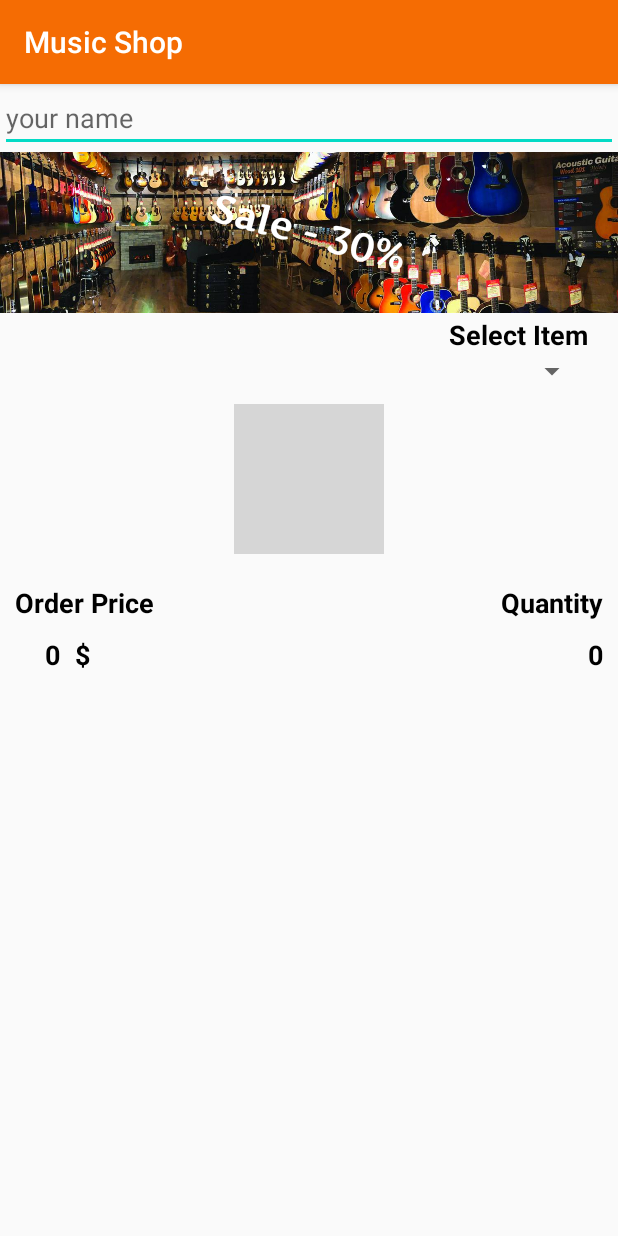
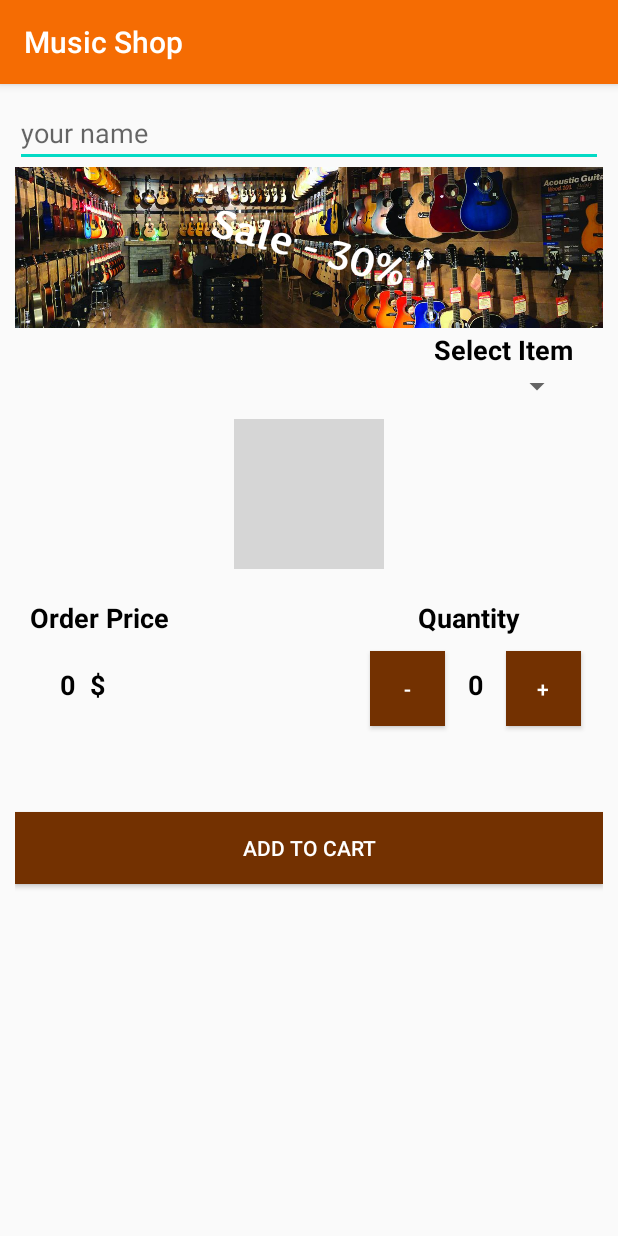
Before and after one commit to 1goresha/AndroidKotlin, an Android app: the screen it shows after launch (MainActivity), on a phone screen of 412 x 824 dp. Run offline under Robolectric (Android 15) with nearby library versions, the phone set to English and light mode, and no system bars; grey boxes are pictures that could not be loaded.

Commit message:
update music shop app

```diff
--- a/MusicShop/app/src/main/res/layout/activity_main.xml
+++ b/MusicShop/app/src/main/res/layout/activity_main.xml
@@ -5,7 +5,8 @@
     android:layout_width="match_parent"
     android:layout_height="match_parent"
     android:orientation="vertical"
-    tools:context=".MainActivity">
+    tools:context=".MainActivity"
+    android:layout_margin="10dp">
 
     <EditText
         android:id="@+id/editText2"
@@ -94,7 +95,7 @@
             android:layout_height="wrap_content"
             android:layout_below="@id/orderPriceText"
             android:layout_marginStart="30dp"
-            android:layout_marginTop="10dp"
+            android:layout_marginTop="20dp"
             android:text="0"
             android:textColor="@android:color/black"
             android:textSize="18dp"
@@ -106,7 +107,7 @@
             android:layout_height="wrap_content"
             android:layout_below="@id/orderPriceText"
             android:layout_marginStart="10dp"
-            android:layout_marginTop="10dp"
+            android:layout_marginTop="20dp"
             android:layout_toRightOf="@id/сurrencyText"
             android:text="$"
             android:textColor="@android:color/black"
@@ -119,11 +120,23 @@
             android:layout_height="wrap_content"
             android:layout_alignParentEnd="true"
             android:layout_marginTop="10dp"
-            android:layout_marginRight="10dp"
+            android:layout_marginEnd="55dp"
             android:text="Quantity"
             android:textColor="@android:color/black"
             android:textSize="18dp"
             android:textStyle="bold" />
+
+        <Button
+            android:layout_alignStart="@id/quantityCountText"
+            android:layout_below="@id/quantityText"
+            android:layout_toEndOf="@id/quantityCountText"
+            android:layout_marginStart="25dp"
+            android:layout_marginTop="10dp"
+            android:layout_width="50dp"
+            android:layout_height="50dp"
+            android:text="+"
+            android:textColor="@android:color/white"
+            android:background="@color/colorPrimaryDark"/>
 
         <TextView
             android:id="@+id/quantityCountText"
@@ -131,14 +144,34 @@
             android:layout_width="wrap_content"
             android:layout_height="wrap_content"
             android:layout_alignParentEnd="true"
-            android:layout_marginTop="10dp"
-            android:layout_marginRight="10dp"
+            android:layout_marginTop="20dp"
+            android:layout_marginEnd="80dp"
             android:text="0"
             android:textColor="@android:color/black"
             android:textSize="18dp"
             android:textStyle="bold" />
 
+        <Button
+            android:layout_below="@id/quantityText"
+            android:layout_alignEnd="@id/quantityCountText"
+            android:layout_toStartOf="@id/quantityCountText"
+            android:layout_marginEnd="25dp"
+            android:layout_marginTop="10dp"
+            android:layout_width="50dp"
+            android:layout_height="50dp"
+            android:text="-"
+            android:textColor="@android:color/white"
+            android:background="@color/colorPrimaryDark"/>
 
     </RelativeLayout>
 
+    <Button
+        android:id="@+id/button"
+        android:textColor="@android:color/white"
+        android:background="@color/colorPrimaryDark"
+        android:layout_width="match_parent"
+        android:layout_height="wrap_content"
+        android:text="Add to cart"
+        />
+
 </LinearLayout>
```
